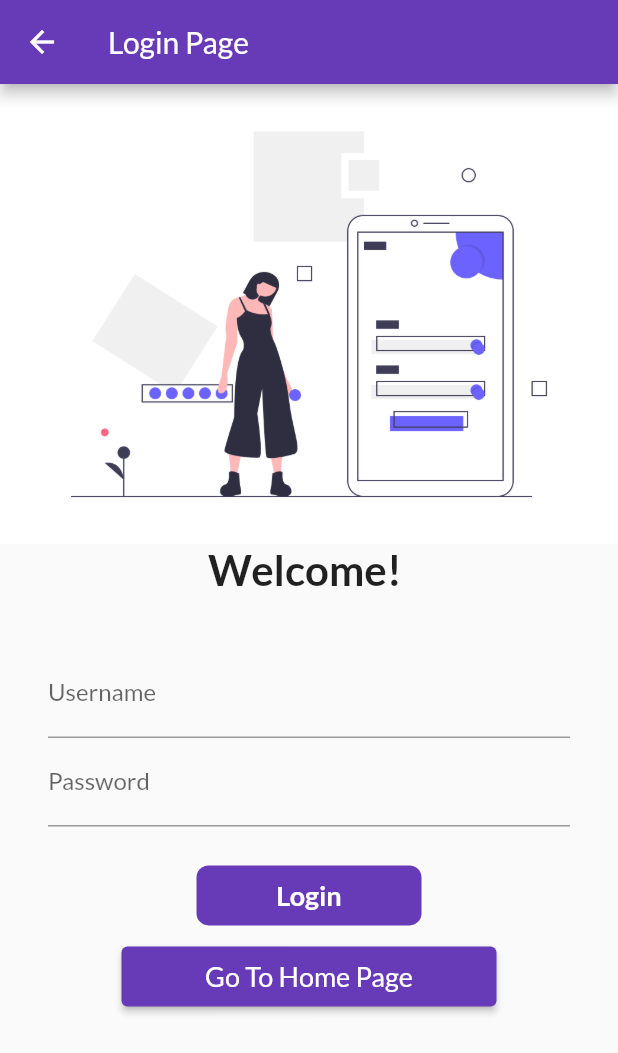
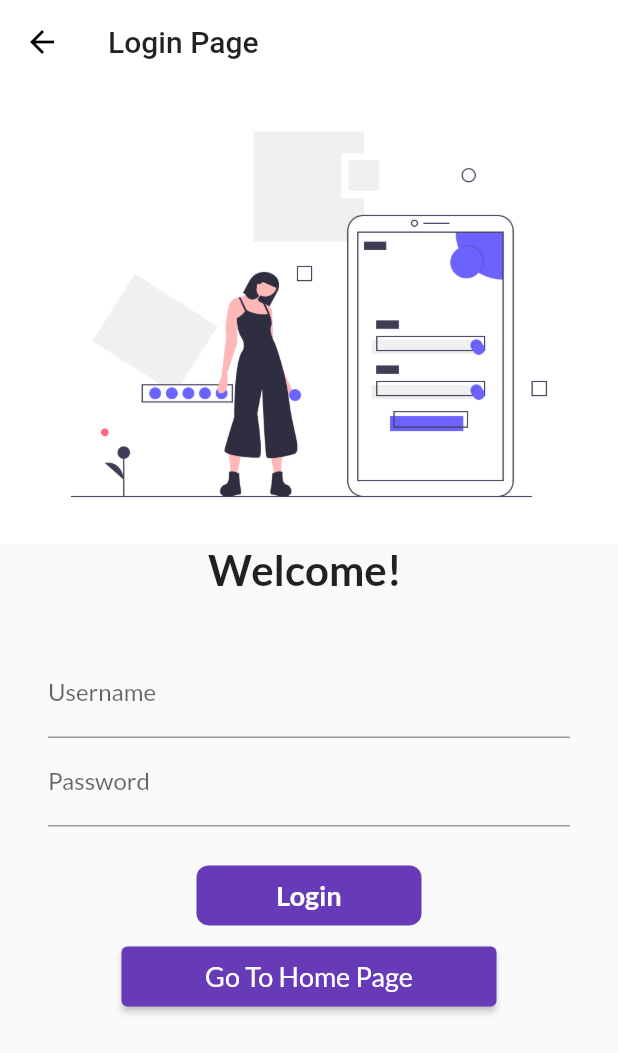
Before and after one commit to rohit-0308/LearningFlutter, a Flutter app: the screen it shows after launch, after a tap on "Login Page", on a phone screen of 412 x 824 dp. Shown: the top 1053 px of the screen. Run offline on Flutter 3.47's test engine with Material 2 defaults, Android fonts, the light colour scheme and no system bars; our stand-ins replace google_fonts; network calls fail.

Commit message:
Theme Extracted

```diff
--- a/lib/main.dart
+++ b/lib/main.dart
@@ -2,6 +2,7 @@
 import 'package:flutter_app_learning/pages/home.dart';
 import 'package:flutter_app_learning/pages/login.dart';
 import 'package:flutter_app_learning/utils/routes.dart';
+import 'package:flutter_app_learning/widgets/themes.dart';
 import 'package:google_fonts/google_fonts.dart';
 
 void main() {
@@ -14,10 +15,8 @@
     return MaterialApp(
       debugShowCheckedModeBanner: false,
       themeMode: ThemeMode.dark,
-      theme: ThemeData(
-        primarySwatch: Colors.deepPurple,
-        fontFamily: GoogleFonts.lato().fontFamily,
-      ),
+      theme: MyThemes.lightTheme(context),
+      // darkTheme: MyThemes.darkTheme(context),
       initialRoute: MyRoutes.homeRoute,
       routes: {
         MyRoutes.homeRoute: (context) => HomePage(),
--- a/lib/pages/login.dart
+++ b/lib/pages/login.dart
@@ -137,6 +137,9 @@
                 },
               ),
             ),
+            SizedBox(
+              height: 20,
+            )
           ],
         ),
       ),
--- a/lib/widgets/drawer.dart
+++ b/lib/widgets/drawer.dart
@@ -2,8 +2,7 @@
 import 'package:flutter/material.dart';
 
 class MyDrawer extends StatelessWidget {
-  final imageUrl =
-      "https://www.google.com/imgres?imgurl=https%3A%2F%2Fimg.favpng.com%2F3%2F3%2F25%2Fcomputer-icons-user-material-design-business-login-png-favpng-XtCyNJTCfVkwab47dcf7ErQuX.jpg&imgrefurl=https%3A%2F%2Ffavpng.com%2Fpng_view%2Fdizzy-user-material-design-business-login-png%2F2ZKS07Ak&tbnid=0oV-x7qCYkp1iM&vet=12ahUKEwihmJ-j57zvAhWEXn0KHXRMDpEQMygnegUIARCXAg..i&docid=J7_n02zAgassBM&w=820&h=819&q=account%20avatar&ved=2ahUKEwihmJ-j57zvAhWEXn0KHXRMDpEQMygnegUIARCXAg";
+  final imageUrl = "";
   @override
   Widget build(BuildContext context) {
     return Drawer(
--- /dev/null
+++ b/lib/widgets/themes.dart
@@ -0,0 +1,18 @@
+import 'package:flutter/material.dart';
+import 'package:google_fonts/google_fonts.dart';
+
+class MyThemes {
+  static ThemeData lightTheme(BuildContext context) => ThemeData(
+        primarySwatch: Colors.deepPurple,
+        fontFamily: GoogleFonts.lato().fontFamily,
+        appBarTheme: AppBarTheme(
+          color: Colors.white,
+          elevation: 0.0,
+          iconTheme: IconThemeData(color: Colors.black),
+          textTheme: Theme.of(context).textTheme,
+        ),
+      );
+
+  static ThemeData darkTheme(BuildContext context) =>
+      ThemeData(brightness: Brightness.dark);
+}
```
